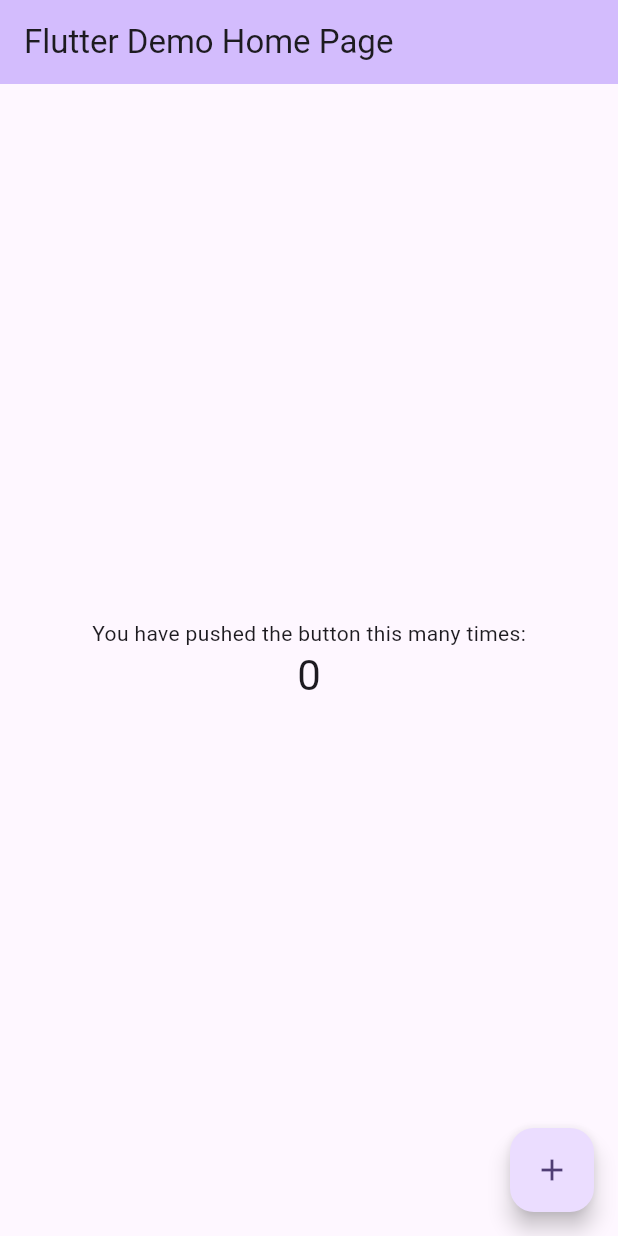
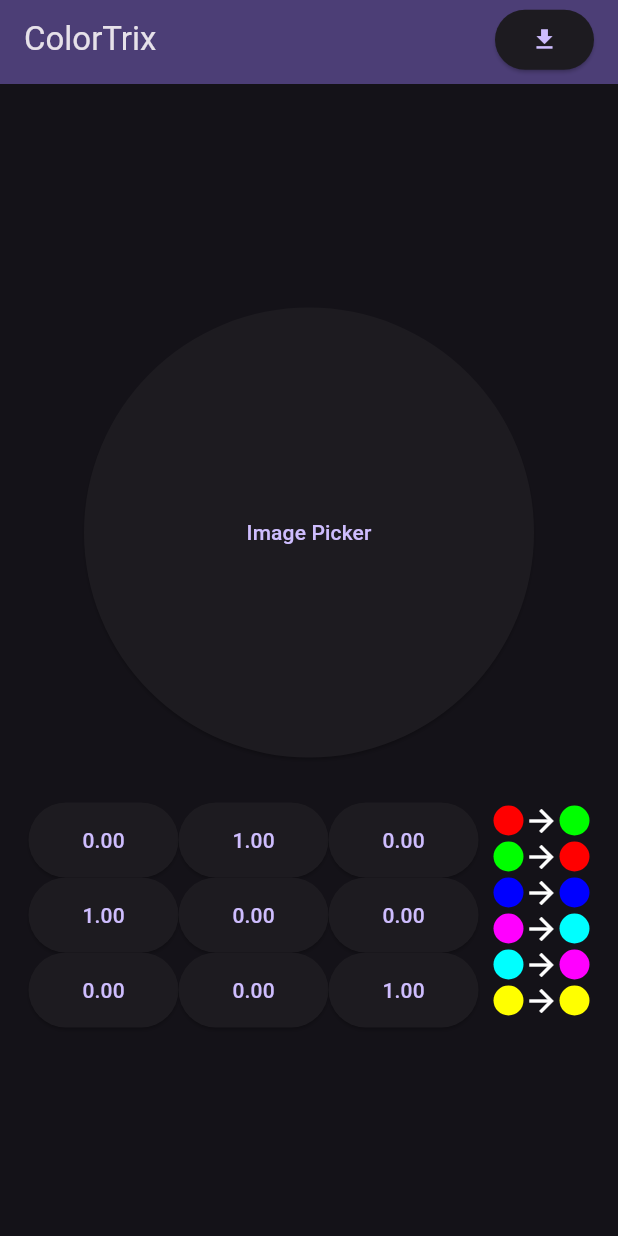
Before and after one commit to allmonty/colortrix, a Flutter app: the screen it shows after launch, on a phone screen of 412 x 824 dp. Run offline on Flutter 3.47's test engine with Material 3 defaults, Android fonts, the light colour scheme and no system bars; our stand-ins replace image_picker; missing offline and left inert: flutter_image_filters, gal.

Commit message:
start image picker and test shader

```diff
--- /dev/null
+++ b/devtools_options.yaml
@@ -0,0 +1,3 @@
+description: This file stores settings for Dart & Flutter DevTools.
+documentation: https://docs.flutter.dev/tools/devtools/extensions#configure-extension-enablement-states
+extensions:
--- /dev/null
+++ b/lib/components/image_uploader.dart
@@ -0,0 +1,72 @@
+import 'package:colortrix/models/image_model.dart';
+import 'package:flutter/material.dart';
+import 'package:image_picker/image_picker.dart';
+import 'package:provider/provider.dart';
+
+class ImageUploader extends StatelessWidget {
+  ImageUploader({super.key, this.model});
+
+  final ImagePicker picker = ImagePicker();
+
+  final ImageModel? model;
+
+  @override
+  Widget build(BuildContext context) {
+    return ChangeNotifierProvider.value(
+      value: model,
+      child: SizedBox(
+        height: 300,
+        width: 300,
+        child: ElevatedButton(
+          onPressed: () => showModalBootomImagePicker(context),
+          child: Text("Image Picker"),
+        ),
+      ),
+    );
+  }
+
+  void showModalBootomImagePicker(BuildContext context) {
+    showModalBottomSheet(
+      context: context,
+      isScrollControlled: true,
+      builder: (_) {
+        return SafeArea(
+          child: Wrap(
+            children: <Widget>[
+              ListTile(
+                leading: Icon(Icons.photo_library),
+                title: Text('Photo Library'),
+                onTap: () {
+                  _imgFromGallery(model!);
+                  Navigator.of(context).pop();
+                },
+              ),
+              ListTile(
+                leading: Icon(Icons.photo_camera),
+                title: Text('Camera'),
+                onTap: () {
+                  _imgFromCamera(model!);
+                  Navigator.of(context).pop();
+                },
+              ),
+            ],
+          ),
+        );
+      },
+    );
+  }
+
+  void _imgFromCamera(ImageModel model) async {
+    // Capture a photo from camera.
+    await picker
+        .pickImage(source: ImageSource.camera)
+        .then((value) => model.set(value!));
+  }
+
+  void _imgFromGallery(ImageModel model) async {
+    // Pick an image from gallery.
+    await picker
+        .pickImage(source: ImageSource.gallery)
+        .then((value) => model.set(value!));
+  }
+}
--- /dev/null
+++ b/lib/components/matrix_form.dart
@@ -0,0 +1,111 @@
+import 'dart:math';
+
+import 'package:colortrix/models/input_model.dart';
+import 'package:flutter/material.dart';
+import 'package:provider/provider.dart';
+
+class MatrixForm extends StatefulWidget {
+  const MatrixForm({super.key});
+
+  @override
+  MatrixFormState createState() => MatrixFormState();
+}
+
+class MatrixFormState extends State<MatrixForm> {
+  MatrixFormState();
+
+  @override
+  Widget build(BuildContext context) {
+    return SizedBox(
+      width: 300,
+      height: 150,
+      child: Column(
+        children: [
+          for (var i = 0; i < 3; i++)
+            SizedBox(
+              width: 300,
+              height: 50,
+              child: Row(
+                children: [
+                  for (var j = 0; j < 3; j++)
+                    SizedBox(
+                      width: 100,
+                      height: 50,
+                      child: ElevatedButton(
+                        child: Text(
+                          Provider.of<InputModel>(
+                            context,
+                          ).matrix.entry(i, j).toStringAsFixed(2),
+                        ),
+                        onPressed: () => showModalBottomSheet(
+                          context: context,
+                          isScrollControlled: true,
+                          barrierColor: Colors.transparent,
+                          backgroundColor: Theme.of(
+                            context,
+                          ).colorScheme.primaryContainer,
+                          builder: (_) =>
+                              showModal(i, j, context.watch<InputModel>()),
+                        ),
+                      ),
+                    ),
+                ],
+              ),
+            ),
+        ],
+      ),
+    );
+  }
+}
+
+Widget showModal(int i, int j, InputModel inputModel) {
+  return StatefulBuilder(
+    builder: (context, setState) {
+      double value = inputModel.getEntry(i, j);
+      String text = inputModel.getEntry(i, j).toStringAsFixed(2);
+
+      return Container(
+        height: 200,
+        padding: EdgeInsets.only(
+          bottom: max(
+            MediaQuery.of(context).viewInsets.bottom,
+            MediaQuery.of(context).viewPadding.bottom,
+          ),
+        ),
+        child: Row(
+          children: [
+            Expanded(
+              flex: 4,
+              child: Slider(
+                min: -1,
+                value: min(1, value),
+                onChanged: (value) {
+                  setState(() {
+                    value = value;
+                    inputModel.setEntry(i, j, value);
+                  });
+                },
+              ),
+            ),
+            Expanded(
+              flex: 1,
+              child: TextFormField(
+                controller: TextEditingController.fromValue(
+                  TextEditingValue(text: text),
+                ),
+                onChanged: (newValue) {
+                  setState(() {
+                    value = double.tryParse(newValue) ?? 0.0;
+                    text = value.toStringAsFixed(2);
+                  });
+                  inputModel.setEntry(i, j, double.tryParse(newValue) ?? 0.0);
+                },
+                keyboardType: TextInputType.number,
+              ),
+            ),
+          ],
+        ),
+      );
+    },
+  );
+}
--- a/lib/main.dart
+++ b/lib/main.dart
@@ -1,4 +1,16 @@
+import 'dart:math';
+import 'dart:ui' as ui;
+
+import 'package:colortrix/components/matrix_form.dart';
+import 'package:colortrix/models/input_model.dart';
+import 'package:colortrix/components/preview_image_matrix_shader.dart';
+import 'package:colortrix/models/image_model.dart';
+import 'package:colortrix/components/image_uploader.dart';
 import 'package:flutter/material.dart';
+import 'package:gal/gal.dart';
+import 'package:provider/provider.dart';
+
+const String title = 'ColorTrix';
 
 void main() {
   runApp(const MyApp());
@@ -7,45 +19,29 @@ void main() {
 class MyApp extends StatelessWidget {
   const MyApp({super.key});
 
-  // This widget is the root of your application.
   @override
   Widget build(BuildContext context) {
     return MaterialApp(
-      title: 'Flutter Demo',
+      title: title,
       theme: ThemeData(
-        // This is the theme of your application.
-        //
-        // TRY THIS: Try running your application with "flutter run". You'll see
-        // the application has a purple toolbar. Then, without quitting the app,
-        // try changing the seedColor in the colorScheme below to Colors.green
-        // and then invoke "hot reload" (save your changes or press the "hot
-        // reload" button in a Flutter-supported IDE, or press "r" if you used
-        // the command line to start the app).
-        //
-        // Notice that the counter didn't reset back to zero; the application
-        // state is not lost during the reload. To reset the state, use hot
-        // restart instead.
-        //
-        // This works for code too, not just values: Most code changes can be
-        // tested with just a hot reload.
-        colorScheme: .fromSeed(seedColor: Colors.deepPurple),
+        colorScheme: ColorScheme.fromSeed(
+          seedColor: const Color.fromARGB(255, 38, 0, 104),
+          brightness: Brightness.dark,
+        ),
       ),
-      home: const MyHomePage(title: 'Flutter Demo Home Page'),
+      home: MultiProvider(
+        providers: [
+          ChangeNotifierProvider(create: (_) => ImageModel()),
+          ChangeNotifierProvider(create: (_) => InputModel()),
+        ],
+        child: const MyHomePage(title: title),
+      ),
     );
   }
 }
 
 class MyHomePage extends StatefulWidget {
   const MyHomePage({super.key, required this.title});
-
-  // This widget is the home page of your application. It is stateful, meaning
-  // that it has a State object (defined below) that contains fields that affect
-  // how it looks.
-
-  // This class is the configuration for the state. It holds the values (in this
-  // case the title) provided by the parent (in this case the App widget) and
-  // used by the build method of the State. Fields in a Widget subclass are
-  // always marked "final".
 
   final String title;
 
@@ -54,68 +50,144 @@ class MyHomePage extends StatefulWidget {
 }
 
 class _MyHomePageState extends State<MyHomePage> {
-  int _counter = 0;
+  @override
+  Widget build(BuildContext context) {
+    return Scaffold(
+      appBar: AppBar(
+        backgroundColor: Theme.of(context).colorScheme.primaryContainer,
+        title: Container(
+          margin: EdgeInsets.only(bottom: 13, top: 10),
+          child: Row(
+            mainAxisAlignment: MainAxisAlignment.spaceBetween,
+            children: [
+              Text(widget.title),
+              Consumer2<ImageModel, InputModel>(
+                builder: (context, imageModel, inputModel, _) {
+                  return ElevatedButton(
+                    onPressed: () async {
+                      await Gal.requestAccess();
+                      final image = await imageModel.textureAsImage(
+                        inputModel.matrix.transposed(),
+                      );
+                      if (image == null) return;
 
-  void _incrementCounter() {
-    setState(() {
-      // This call to setState tells the Flutter framework that something has
-      // changed in this State, which causes it to rerun the build method below
-      // so that the display can reflect the updated values. If we changed
-      // _counter without calling setState(), then the build method would not be
-      // called again, and so nothing would appear to happen.
-      _counter++;
-    });
+                      final byteData = await image.toByteData(
+                        format: ui.ImageByteFormat.png,
+                      );
+                      if (byteData != null) {
+                        await Gal.putImageBytes(byteData.buffer.asUint8List());
+                      }
+                    },
+                    child: Icon(Icons.download),
+                  );
+                },
+              ),
+            ],
+          ),
+        ),
+      ),
+      body: Consumer2<ImageModel, InputModel>(
+        builder: (context, imageModel, inputModel, _) {
+          return Center(
+            child: SingleChildScrollView(
+              child: Column(
+                mainAxisAlignment: MainAxisAlignment.start,
+                children: [
+                  SizedBox(height: 20),
+                  Container(
+                    constraints: BoxConstraints(
+                      maxWidth: MediaQuery.of(context).size.width * 0.95,
+                      maxHeight: MediaQuery.of(context).size.height * 0.5,
+                    ),
+                    padding: EdgeInsets.all(10),
+                    child: imageModel.texture == null
+                        ? ImageUploader(model: imageModel)
+                        : PreviewImageMatrixShader(
+                            imageModel: imageModel,
+                            inputModel: inputModel,
+                          ),
+                  ),
+                  SizedBox(height: 20),
+                  Row(
+                    mainAxisAlignment: MainAxisAlignment.center,
+                    mainAxisSize: MainAxisSize.max,
+                    children: [
+                      MatrixForm(),
+                      SizedBox(width: 10),
+                      buildReferencePalette(inputModel),
+                    ],
+                  ),
+                  SizedBox(height: 20),
+                ],
+              ),
+            ),
+          );
+        },
+      ),
+      bottomNavigationBar: Container(
+        color: Theme.of(context).colorScheme.primaryContainer,
+        height: max(
+          MediaQuery.of(context).viewInsets.bottom,
+          MediaQuery.of(context).viewPadding.bottom,
+        ),
+      ),
+    );
   }
 
-  @override
-  Widget build(BuildContext context) {
-    // This method is rerun every time setState is called, for instance as done
-    // by the _incrementCounter method above.
-    //
-    // The Flutter framework has been optimized to make rerunning build methods
-    // fast, so that you can just rebuild anything that needs updating rather
-    // than having to individually change instances of widgets.
-    return Scaffold(
-      appBar: AppBar(
-        // TRY THIS: Try changing the color here to a specific color (to
-        // Colors.amber, perhaps?) and trigger a hot reload to see the AppBar
-        // change color while the other colors stay the same.
-        backgroundColor: Theme.of(context).colorScheme.inversePrimary,
-        // Here we take the value from the MyHomePage object that was created by
-        // the App.build method, and use it to set our appbar title.
-        title: Text(widget.title),
-      ),
-      body: Center(
-        // Center is a layout widget. It takes a single child and positions it
-        // in the middle of the parent.
-        child: Column(
-          // Column is also a layout widget. It takes a list of children and
-          // arranges them vertically. By default, it sizes itself to fit its
-          // children horizontally, and tries to be as tall as its parent.
-          //
-          // Column has various properties to control how it sizes itself and
-          // how it positions its children. Here we use mainAxisAlignment to
-          // center the children vertically; the main axis here is the vertical
-          // axis because Columns are vertical (the cross axis would be
-          // horizontal).
-          //
-          // TRY THIS: Invoke "debug painting" (choose the "Toggle Debug Paint"
-          // action in the IDE, or press "p" in the console), to see the
-          // wireframe for each widget.
-          mainAxisAlignment: .center,
-          children: [
-            const Text('You have pushed the button this many times:'),
-            Text(
-              '$_counter',
-              style: Theme.of(context).textTheme.headlineMedium,
+  Widget buildReferencePalette(InputModel inputModel) {
+    List<Color> colors = [
+      Color.fromARGB(255, 255, 0, 0),
+      Color.fromARGB(255, 0, 255, 0),
+      Color.fromARGB(255, 0, 0, 255),
+      Color.fromARGB(255, 255, 0, 255),
+      Color.fromARGB(255, 0, 255, 255),
+      Color.fromARGB(255, 255, 255, 0),
+    ];
+
+    return SizedBox(
+      height: 150,
+      child: Column(
+        children: [
+          for (Color color in colors)
+            Row(
+              children: [
+                Container(
+                  decoration: BoxDecoration(
+                    color: color,
+                    shape: BoxShape.circle,
+                  ),
+                  width: 20,
+                  height: 20,
+                ),
+                Icon(Icons.arrow_forward),
+                Container(
+                  width: 20,
+                  height: 20,
+                  decoration: BoxDecoration(
+                    shape: BoxShape.circle,
+                    color: Color.fromARGB(
+                      255,
+                      ((color.r * inputModel.matrix[0] +
+                                  color.g * inputModel.matrix[1] +
+                                  color.b * inputModel.matrix[2]) *
+                              255)
+                          .toInt(),
+                      ((color.r * inputModel.matrix[4] +
+                                  color.g * inputModel.matrix[5] +
+                                  color.b * inputModel.matrix[6]) *
+                              255)
+                          .toInt(),
+                      ((color.r * inputModel.matrix[8] +
+                                  color.g * inputModel.matrix[9] +
+                                  color.b * inputModel.matrix[10]) *
+                              255)
+                          .toInt(),
+                    ),
+                  ),
+                ),
+              ],
             ),
-          ],
-        ),
-      ),
-      floatingActionButton: FloatingActionButton(
-        onPressed: _incrementCounter,
-        tooltip: 'Increment',
-        child: const Icon(Icons.add),
+        ],
       ),
     );
   }
--- /dev/null
+++ b/lib/models/image_model.dart
@@ -0,0 +1,29 @@
+import 'dart:ui' as ui;
+
+import 'package:flutter/material.dart';
+import 'package:flutter_image_filters/flutter_image_filters.dart';
+import 'package:image_picker/image_picker.dart';
+
+class ImageModel extends ChangeNotifier {
+  TextureSource? texture;
+
+  void set(XFile file) async {
+    if (file.path.isEmpty) return;
+
+    await TextureSource.fromMemory(
+      await file.readAsBytes(),
+    ).then((value) => texture = value).whenComplete(() => notifyListeners());
+  }
+
+  Future<ui.Image?> textureAsImage(Matrix4 matrix) async {
+    ColorMatrixShaderConfiguration configuration;
+    configuration = ColorMatrixShaderConfiguration();
+    configuration.colorMatrix = matrix;
+    configuration.intensity = 1.0;
+
+    if (texture == null) return Future.value(null);
+
+    ui.Image image = await configuration.export(texture!, texture!.size);
+    return image;
+  }
+}
--- a/pubspec.yaml
+++ b/pubspec.yaml
@@ -35,6 +35,11 @@ dependencies:
   # Use with the CupertinoIcons class for iOS style icons.
   cupertino_icons: ^1.0.8
 
+  flutter_image_filters: ^0.0.32
+  image_picker: ^1.2.1
+  provider: ^6.1.5+1
+  gal: ^2.3.2
+
 dev_dependencies:
   flutter_test:
     sdk: flutter
@@ -59,6 +64,7 @@ flutter:
 
   # To add assets to your application, add an assets section, like this:
   # assets:
+    # - assets/images/
   #   - images/a_dot_burr.jpeg
   #   - images/a_dot_ham.jpeg
 
```
Also changed, not shown: lib/components/preview_image_matrix_shader.dart (added, +54 -0 lines), lib/models/input_model.dart (added, +19 -0 lines), 7 other files.
